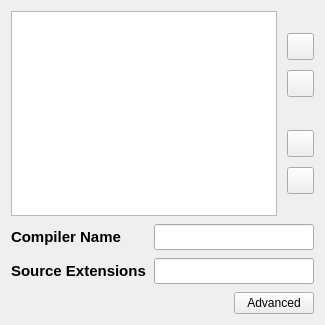
Above: forms/compilersettings.ui from Project-LemonLime/Project_LemonLime before the change. Below: the same form after it.
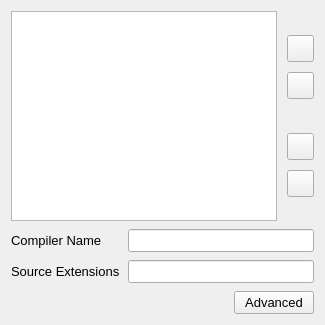
That is the form after the change. Icons and pictures are not drawn.

What changed in the file:
```diff
--- a/forms/compilersettings.ui
+++ b/forms/compilersettings.ui
@@ -30,8 +30,10 @@
      </property>
      <item>
       <widget class="QListWidget" name="compilerList">
-       <property name="styleSheet">
-        <string notr="true">font-size: 11pt;</string>
+       <property name="font">
+        <font>
+         <pointsize>10</pointsize>
+        </font>
        </property>
        <property name="editTriggers">
         <set>QAbstractItemView::NoEditTriggers</set>
@@ -209,8 +211,10 @@
      </property>
      <item row="0" column="0">
       <widget class="QLabel" name="compilerNameLabel">
-       <property name="styleSheet">
-        <string notr="true">font-size:11pt;font-weight:bold;</string>
+       <property name="font">
+        <font>
+         <pointsize>10</pointsize>
+        </font>
        </property>
        <property name="text">
         <string>Compiler Name</string>
@@ -219,15 +223,19 @@
      </item>
      <item row="0" column="1">
       <widget class="QLineEdit" name="compilerName">
-       <property name="styleSheet">
-        <string notr="true">font-size:11pt;</string>
+       <property name="font">
+        <font>
+         <pointsize>10</pointsize>
+        </font>
        </property>
       </widget>
      </item>
      <item row="1" column="0">
       <widget class="QLabel" name="sourceExtensionsLabel">
-       <property name="styleSheet">
-        <string notr="true">font-size:11pt;font-weight:bold;</string>
+       <property name="font">
+        <font>
+         <pointsize>10</pointsize>
+        </font>
        </property>
        <property name="text">
         <string>Source Extensions</string>
@@ -236,8 +244,10 @@
      </item>
      <item row="1" column="1">
       <widget class="QLineEdit" name="sourceExtensions">
-       <property name="styleSheet">
-        <string notr="true">font-size:11pt;</string>
+       <property name="font">
+        <font>
+         <pointsize>10</pointsize>
+        </font>
        </property>
       </widget>
      </item>
@@ -260,6 +270,11 @@
      </item>
      <item>
       <widget class="QPushButton" name="advancedButton">
+       <property name="font">
+        <font>
+         <pointsize>10</pointsize>
+        </font>
+       </property>
        <property name="text">
         <string>Advanced</string>
        </property>
```
